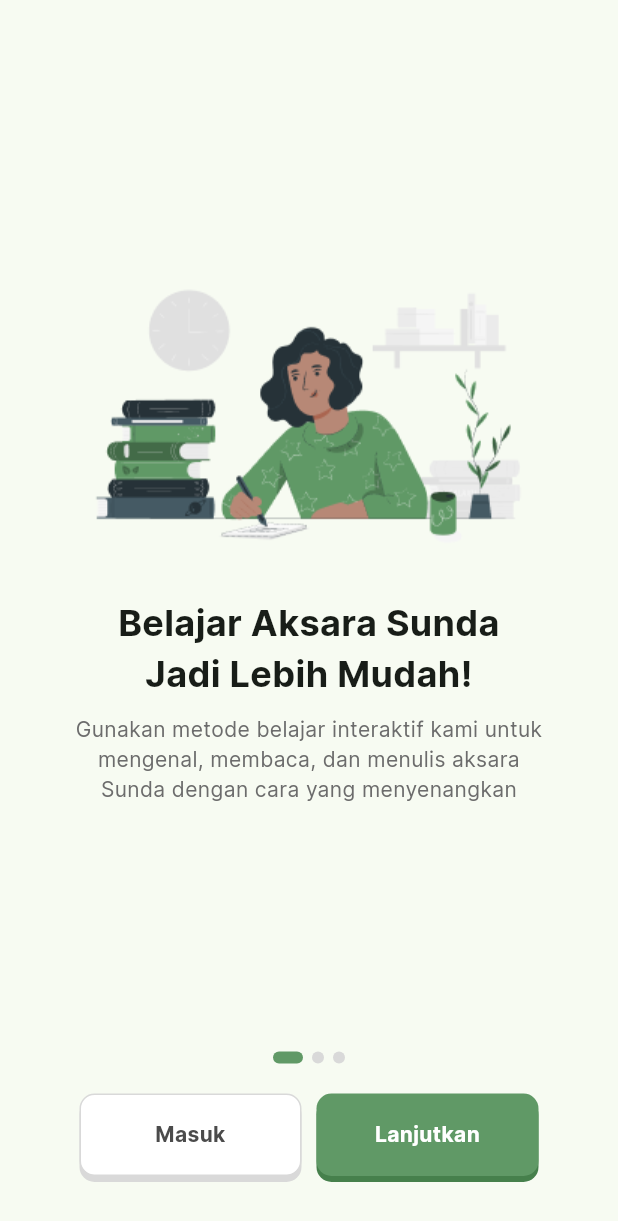
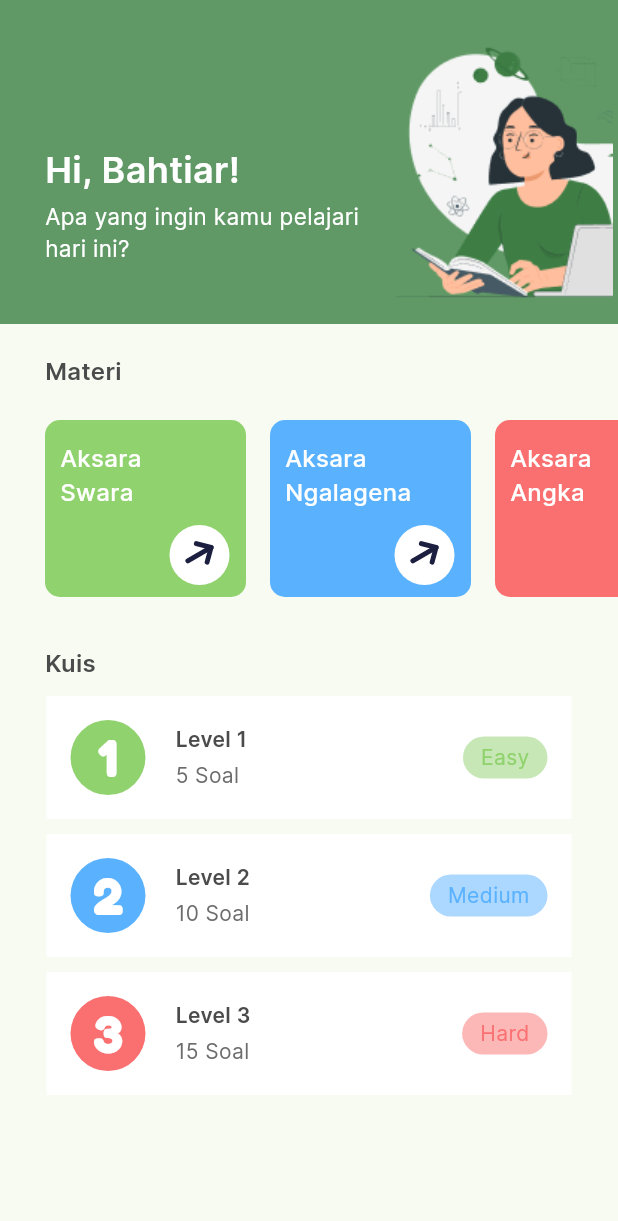
Before and after one commit to rezamiaw/aplikasi_aksun, a Flutter app: the screen it shows after launch, on a phone screen of 412 x 824 dp. Shown: the top 1221 px of the screen. Run offline on Flutter 3.47's test engine with Material 3 defaults, Android fonts, the phone set to English and light mode, and no system bars; our stand-ins replace flutter_svg.

Commit message:
Menambahkan homepage dan komponen lainnya

```diff
--- a/lib/main.dart
+++ b/lib/main.dart
@@ -1,4 +1,5 @@
 import 'package:aplikasi_aksun/utils/colors.dart';
+import 'package:aplikasi_aksun/views/homepage.dart';
 import 'package:aplikasi_aksun/views/onboarding.dart';
 import 'package:flutter/material.dart';
 
@@ -18,7 +19,7 @@ class MyApp extends StatelessWidget {
         colorScheme: ColorScheme.fromSeed(seedColor: greenColor),
         useMaterial3: true,
       ),
-      home: const OnBoardingView(),
+      home: const HomePageView(),
     );
   }
 }
--- a/lib/utils/colors.dart
+++ b/lib/utils/colors.dart
@@ -6,3 +6,6 @@ const Color fontGrayDarkColor = Color(0xff4B4B4B);
 const Color fontGrayLightColor = Color(0xFF6C6C6C);
 const Color grayColor = Color(0xffD9D9D9);
 const Color softwhite = Color(0xffF9F9FC);
+const Color greenlightColor = Color(0xff90D26D);
+const Color bluelightColor = Color(0xff5AB2FF);
+const Color redlightColor = Color(0xffFA7070);
--- a/lib/views/homepage.dart
+++ b/lib/views/homepage.dart
@@ -0,0 +1,273 @@
+import 'package:aplikasi_aksun/utils/colors.dart';
+import 'package:flutter/material.dart';
+import 'package:flutter_svg/flutter_svg.dart';
+
+class HomePageView extends StatefulWidget {
+  const HomePageView({super.key});
+
+  @override
+  State<HomePageView> createState() => _HomePageViewState();
+}
+
+class _HomePageViewState extends State<HomePageView> {
+  final List<Map<String, String>> aksaraList = [
+    {"title": "Aksara \nSwara"},
+    {"title": "Aksara \nNgalagena"},
+    {"title": "Aksara \nAngka"},
+  ];
+
+  final List<Color> aksaraColors = [
+    greenlightColor,
+    bluelightColor,
+    redlightColor,
+  ];
+
+  final List<Color> aksaraColorsbackground = [
+    greenlightColor.withOpacity(0.5),
+    bluelightColor.withOpacity(0.5),
+    redlightColor.withOpacity(0.5),
+  ];
+
+  final List<Map<String, String>> levelList = [
+    {"level": "Level 1", "questions": "5 Soal", "difficulty": "Easy"},
+    {"level": "Level 2", "questions": "10 Soal", "difficulty": "Medium"},
+    {"level": "Level 3", "questions": "15 Soal", "difficulty": "Hard"},
+  ];
+
+  @override
+  Widget build(BuildContext context) {
+    return Scaffold(
+      body: SingleChildScrollView(
+        child: Column(
+          children: [
+            Stack(
+              children: [
+                Container(
+                  height: 216,
+                  color: greenColor, // Set your desired background color
+                ),
+                Positioned(
+                  top: 21, // Adjusted top position to 21
+                  right: -21,
+                  child: Image.asset(
+                    'assets/images/vektor.png',
+                    width: 201.5, // Adjust the width as needed
+                    height: 178.17, // Adjust the height as needed
+                  ),
+                ),
+                Positioned(
+                  top: 96, // Adjusted top position to 96
+                  left: 0,
+                  right: 0,
+                  child: Padding(
+                    padding: const EdgeInsets.symmetric(
+                        horizontal: 30.0), // Add padding left and right
+                    child: Column(
+                      crossAxisAlignment: CrossAxisAlignment.start,
+                      children: [
+                        Text(
+                          'Hi, Bahtiar!',
+                          style: TextStyle(
+                            fontSize: 24,
+                            fontFamily: "InterSemibold",
+                            color: Colors
+                                .white, // Set text color to contrast the background
+                          ),
+                        ),
+                        SizedBox(height: 4),
+                        Text(
+                          'Apa yang ingin kamu pelajari \nhari ini?',
+                          style: TextStyle(
+                            fontSize: 15,
+                            color: Colors.white,
+                            fontFamily: "InterRegular",
+                          ),
+                        ),
+                      ],
+                    ),
+                  ),
+                ),
+              ],
+            ),
+            Padding(
+              padding: const EdgeInsets.fromLTRB(30, 20, 0, 0),
+              child: Align(
+                alignment: Alignment.centerLeft,
+                child: Text(
+                  'Materi',
+                  style: TextStyle(
+                    fontSize: 16,
+                    fontFamily: "InterSemibold",
+                    color: fontGrayDarkColor, // Set the text color
+                  ),
+                ),
+              ),
+            ),
+            SizedBox(height: 10),
+            SingleChildScrollView(
+              scrollDirection: Axis.horizontal,
+              padding: const EdgeInsets.fromLTRB(30, 11, 15, 13),
+              child: Row(
+                children: List.generate(aksaraList.length, (index) {
+                  return GestureDetector(
+                    child: Container(
+                      width: 134,
+                      height: 118,
+                      margin: const EdgeInsets.only(
+                          right: 16), // Add margin between items
+                      padding: const EdgeInsets.fromLTRB(10, 14, 11, 8),
+                      decoration: BoxDecoration(
+                        color: aksaraColors[index],
+                        borderRadius: BorderRadius.circular(10),
+                      ),
+                      child: Stack(
+                        children: [
+                          Align(
+                            alignment: Alignment.topLeft,
+                            child: Text(
+                              aksaraList[index]['title']!,
+                              style: TextStyle(
+                                fontFamily: "InterMedium",
+                                fontSize: 16,
+                                color: Colors.white,
+                              ),
+                            ),
+                          ),
+                          Positioned(
+                            bottom: 0,
+                            right: 0,
+                            child: Container(
+                              width: 40,
+                              height: 40,
+                              decoration: BoxDecoration(
+                                color: Colors.white,
+                                borderRadius: BorderRadius.circular(1000),
+                              ),
+                              child: SvgPicture.asset(
+                                'assets/icons/Arrow - Right.svg',
+                                width: 24,
+                                height: 24,
+                              ),
+                            ),
+                          ),
+                        ],
+                      ),
+                    ),
+                  );
+                }),
+              ),
+            ),
+            Padding(
+              padding: const EdgeInsets.fromLTRB(30, 20, 0, 0),
+              child: Align(
+                alignment: Alignment.centerLeft,
+                child: Text(
+                  'Kuis',
+                  style: TextStyle(
+                    fontSize: 16,
+                    fontFamily: "InterSemibold",
+                    color: fontGrayDarkColor, // Set the text color
+                  ),
+                ),
+              ),
+            ),
+            SizedBox(height: 10),
+            SingleChildScrollView(
+              child: Column(
+                children: List.generate(levelList.length, (index) {
+                  return Padding(
+                    padding:
+                        const EdgeInsets.only(left: 30, right: 30, bottom: 10),
+                    child: Container(
+                      width: 350, // Adjust the width as needed
+
+                      padding: const EdgeInsets.all(16),
+                      decoration: BoxDecoration(
+                        color: Colors.white,
+                      ),
+                      child: Row(
+                        mainAxisAlignment: MainAxisAlignment.spaceBetween,
+                        children: [
+                          Row(
+                            children: [
+                              Container(
+                                width: 50,
+                                height: 50,
+                                decoration: BoxDecoration(
+                                  color: aksaraColors[index],
+                                  borderRadius: BorderRadius.circular(1000),
+                                ),
+                                child: Center(
+                                  child: Text(
+                                    '${index + 1}',
+                                    style: TextStyle(
+                                      fontSize: 35,
+                                      fontFamily: "FredokaBold",
+                                      color: Colors.white,
+                                    ),
+                                  ),
+                                ),
+                              ),
+                              SizedBox(width: 20),
+                              Column(
+                                crossAxisAlignment: CrossAxisAlignment.start,
+                                children: [
+                                  Text(
+                                    levelList[index]['level']!,
+                                    style: TextStyle(
+                                      fontSize: 14,
+                                      fontFamily: "InterSemibold",
+                                      color: fontGrayDarkColor,
+                                    ),
+                                  ),
+                                  SizedBox(height: 4),
+                                  Text(
+                                    levelList[index]['questions']!,
+                                    style: TextStyle(
+                                      fontSize: 14,
+                                      fontFamily: "InterRegular",
+                                      color: fontGrayLightColor,
+                                    ),
+                                  ),
+                                ],
+                              ),
+                            ],
+                          ),
+                          Container(
+                            padding: EdgeInsets.symmetric(
+                              vertical: 4,
+                              horizontal: 12,
+                            ),
+                            decoration: BoxDecoration(
+                              color: aksaraColorsbackground[index],
+                              borderRadius: BorderRadius.circular(1000),
+                            ),
+                            child: Text(
+                              levelList[index]['difficulty']!,
+                              style: TextStyle(
+                                fontSize: 14,
+                                fontFamily: "InterRegular",
+                                color: aksaraColors[index],
+                              ),
+                            ),
+                          ),
+                        ],
+                      ),
+                    ),
+                  );
+                }),
+              ),
+            ),
+            SizedBox(height: 100), // Add some space at the bottom
+          ],
+        ),
+      ),
+    );
+  }
+}
+
+void main() {
+  runApp(MaterialApp(
+    home: HomePageView(),
+  ));
+}
```
Also changed, not shown: pubspec.yaml (+8 -0 lines), assets/fonts/Fredoka-Bold.ttf (added), assets/fonts/Fredoka-Regular.ttf (added), assets/icons/Arrow - Right.svg (added), assets/images/vektor.png (added), pubspec.lock.
